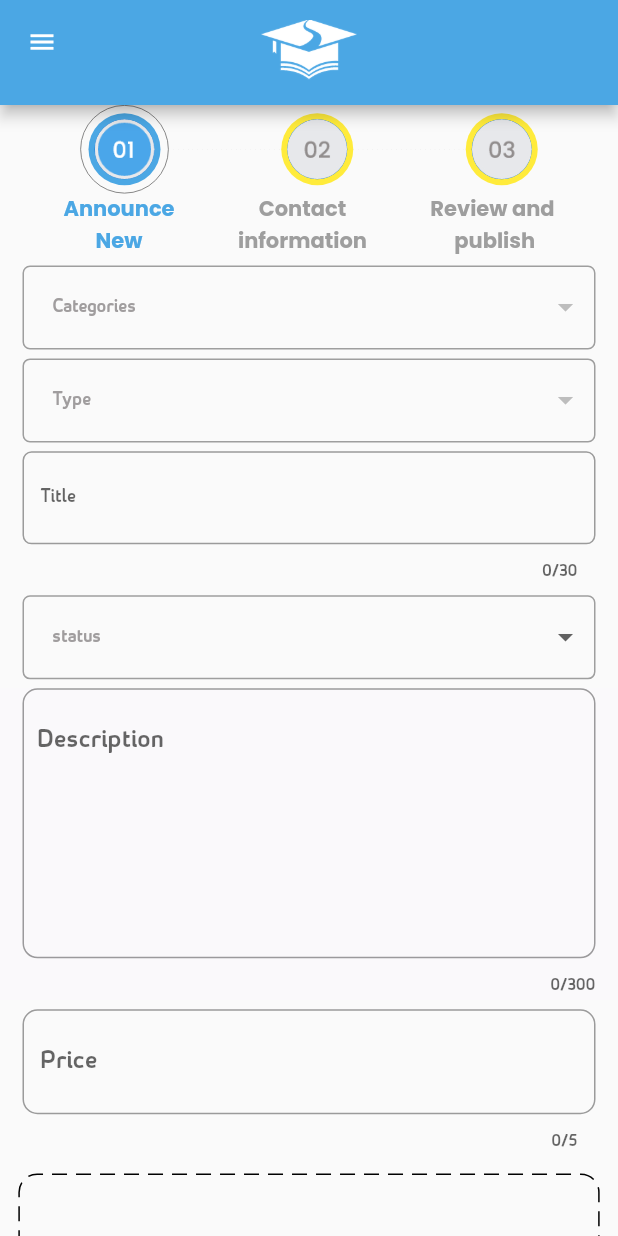
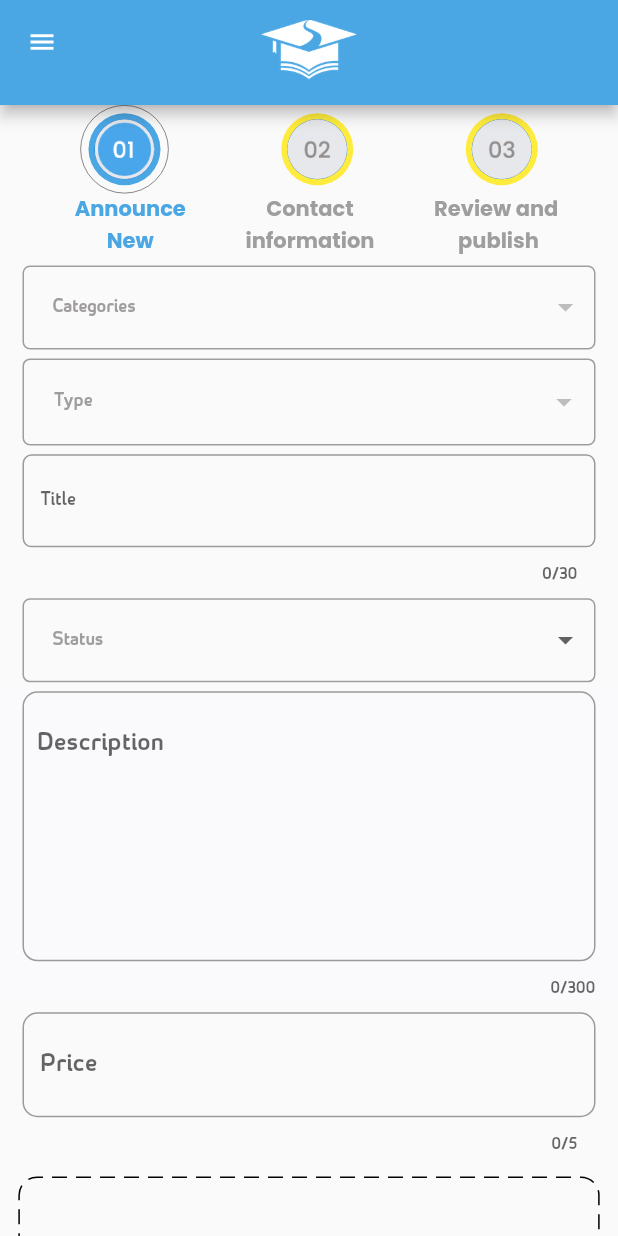
Before and after one commit to syabdullah/success-stations, a Flutter app: the AddPostingScreen screen opened by its route, on a phone screen of 412 x 824 dp. Run offline on Flutter 3.47's test engine with Material 2 defaults, Android fonts, the phone set to English and light mode, and no system bars; drawn by our look-alikes of dotted_border; our stand-ins replace carousel_slider, dio, firebase_core, firebase_crashlytics, flutter_html, flutter_rating_bar and 18 more; missing offline and left inert: clippy_flutter, custom_info_window, firebase_core_web, flutter_login_facebook, flutter_multiselect, flutter_shimmer and 8 more; accounts and stored records are empty; network calls fail.

Commit message:
fixes (#142)
Co-authored-by: Asmat Ullah <asmat.ullah@codilitysolutions.com>

```diff
--- a/lib/view/UseProfile/user_profile.dart
+++ b/lib/view/UseProfile/user_profile.dart
@@ -64,6 +64,7 @@ class _UserProfileState extends State<UserProfile> with AutomaticKeepAliveClient
             child: Image.asset(AppImages.profileBg,fit: BoxFit.fill)
           ),
         ),
+
         Container(
           margin: EdgeInsets.only(top:30),
           child: Row(
--- a/lib/view/add_posting_screen.dart
+++ b/lib/view/add_posting_screen.dart
@@ -382,7 +382,9 @@ var typeId;
 
   /// Returns the header wrapping the header text.
   Widget header() {
-    return Row(
+    return Padding(
+      padding: const EdgeInsets.only(left:10.0),
+      child: Row(
         mainAxisAlignment: MainAxisAlignment.spaceEvenly,
         children: [
           activeStep == 0 ?
@@ -411,6 +413,7 @@ var typeId;
             style: AppTextStyles.appTextStyle(fontSize: 14, fontWeight: FontWeight.bold, color: Colors.grey)
           ),
         ],
+      ),
     );
   }
 
@@ -464,9 +467,12 @@ Widget istStep(List list,List types){
                     width: Get.width,
                     child: DropdownButtonHideUnderline(
                       child: DropdownButton(
-                        hint: Text(
+                        hint: Container(
+
+                          child: Text(
                             selectedCategory != null ? selectedCategory : "categories".tr,
                             style: TextStyle(fontSize: 13, color: AppColors.inputTextColor)
+                          ),
                         ),
                         dropdownColor: AppColors.inPutFieldColor,
                         icon: Icon(Icons.arrow_drop_down),
@@ -497,7 +503,7 @@ Widget istStep(List list,List types){
             SizedBox(height: 5.h,),
             Container(
                 margin: const EdgeInsets.symmetric(horizontal:15.0),
-                padding: const EdgeInsets.all(3.0),
+                padding: const EdgeInsets.all(4.0),
                 decoration: BoxDecoration(
                   border: Border.all(color: Colors.grey,width: 1),
                   borderRadius: BorderRadius.all(
@@ -581,7 +587,7 @@ Widget istStep(List list,List types){
                     child: DropdownButtonHideUnderline(
                       child: DropdownButton(
                         hint: Text(
-                          selectedStatus == null ? 'status'.tr : selectedStatus == '1' ? 'New': 'Old',
+                          selectedStatus == null ? 'Status'.tr : selectedStatus == '1' ? 'New': 'Old',
                           style: TextStyle(fontSize: 13, color: AppColors.inputTextColor)
                         ),
                         dropdownColor: AppColors.inPutFieldColor,
@@ -600,7 +606,7 @@ Widget istStep(List list,List types){
 
                             selectedStatus = value;
 
-                            value == 'New' ? selectedStatus = '1' : selectedStatus = '0' ;
+                            value == 'New'.tr ? selectedStatus = '1' : selectedStatus = '0' ;
 
 
                           });
--- a/lib/view/i18n/lang/ar_lang.dart
+++ b/lib/view/i18n/lang/ar_lang.dart
@@ -59,6 +59,7 @@ const Map<String, String> ar = {
   "back_to": "ارجع الى",
   "sign_in_title": "  تسجيل الدخول",
   "enter_otp": "أدخل الرمز المكون من 4 أرقام",
+  "myoffer":"عرضي",
   "otp_desc": "أدخل الرمز المكون من 4 أرقام الذي تلقيته في بريدك الإلكتروني",
   "resend": "إعادة إرسال",
   "reset_password": "إعادة تعيين كلمة المرور",
@@ -115,8 +116,6 @@ const Map<String, String> ar = {
   "profile": "الملف الشخصي",
   "my_ads": "إعلاناتي",
   "messeges": "إعلاناتي",
-  "myoffer":"عرضي",
-  "notifications": "إشعارات",
   "favourite": "المفضل",
   "membership": "عضوية",
   "notification": "تنبيه",
@@ -224,5 +223,16 @@ const Map<String, String> ar = {
   'remove':'إزالة',
   'recent_notification':'الإخطار الأخير',
   'old_notification':'لإخطار القديم',
+  'head_members':'يمكنك استخدام الخدمات التالية في شركة',
+  'update_succe':'تحديث الاشتراك',
+  'yearly':'سنوي',
+  'monthly':'شهريا',
+  'pro_comp':'شركة برو',
+  'my_offer':'عرضي',
+  'email_address':'عنوان البريد الإلكتروني',
+  'first_name':'الاسم الأول',
+  'last_name':'الكنية',
+  'apartment':'شقة',
+  'comp_order':'اكمل الطلب'
 
 };
--- a/lib/view/i18n/lang/en_dart.dart
+++ b/lib/view/i18n/lang/en_dart.dart
@@ -80,7 +80,7 @@ const Map<String, String> en = {
   "mobile_no": "Mobile No",
   "Telephone_no": "Telephone No",
   "notes": "Notes",
-  "previous": "Previous",
+  "previous": "PREVIOUS",
   "draft_ads":"Draft Ads",
   "save_as_draft": "Save as draft",
   "publish": "Publish",
@@ -117,7 +117,7 @@ const Map<String, String> en = {
   "reply": "Reply",
   "type": "Type",
   "ad_number": "Ad Number",
-  "status": "status",
+  "status": "Status",
   "section": "Section",
   "write_comment_here": "Write Comment Here",
   "add_to_favourites": "Add to Favourites",
@@ -222,6 +222,17 @@ const Map<String, String> en = {
   'approve':'Approve',
   'remove':'remove',
   'recent_notification':'Recent Notification',
-  'old_notification':'Old Notification'
+  'old_notification':'Old Notification' ,
+  'head_members':'You can use following services in Pro Company',
+  'update_succe':'UPDATE SUBSCRITION' ,
+  'yearly':'Yearly',
+  'monthly':'Monthly',
+  'pro_comp':'Pro(Company)',
+  'my_offer':'My Offer',
+  'email_address':'Email Address',
+  'first_name':'First Name',
+  'last_name':'Last Name',
+  'apartment':'Apartment',
+  'comp_order':'Complete Order'
 
 };
```
Also changed, not shown: lib/view/google_map/mapview.dart (+6 -1 lines), lib/view/membership/pro_indivual_membership.dart (+12 -12 lines), lib/view/membership/userOrderInformation.dart (+10 -20 lines). Lines whose indentation alone changed are shown as unchanged.
